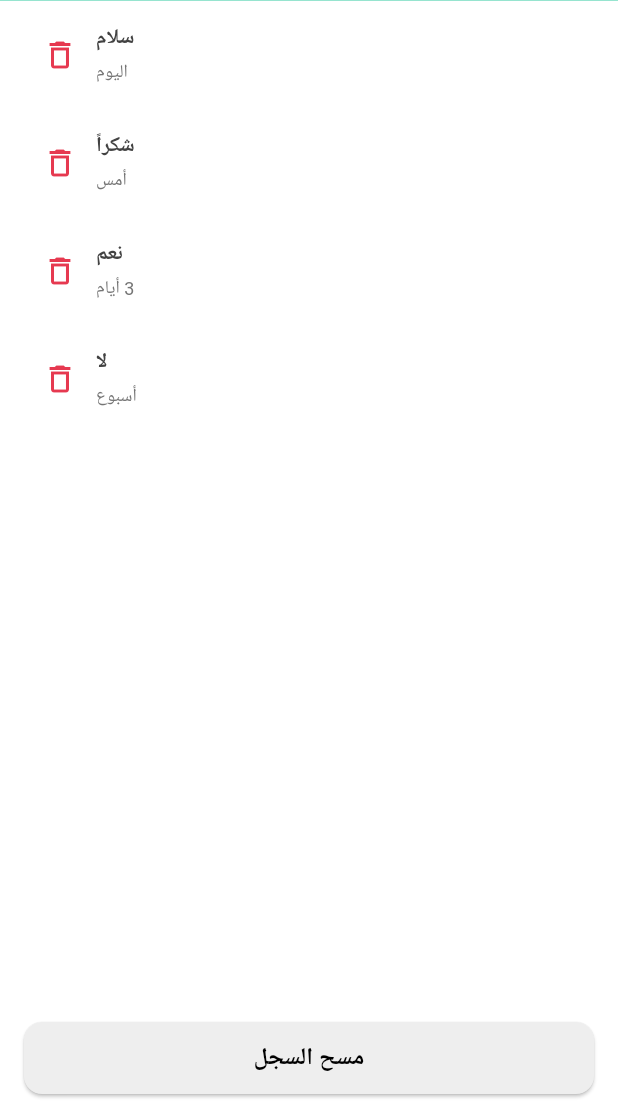
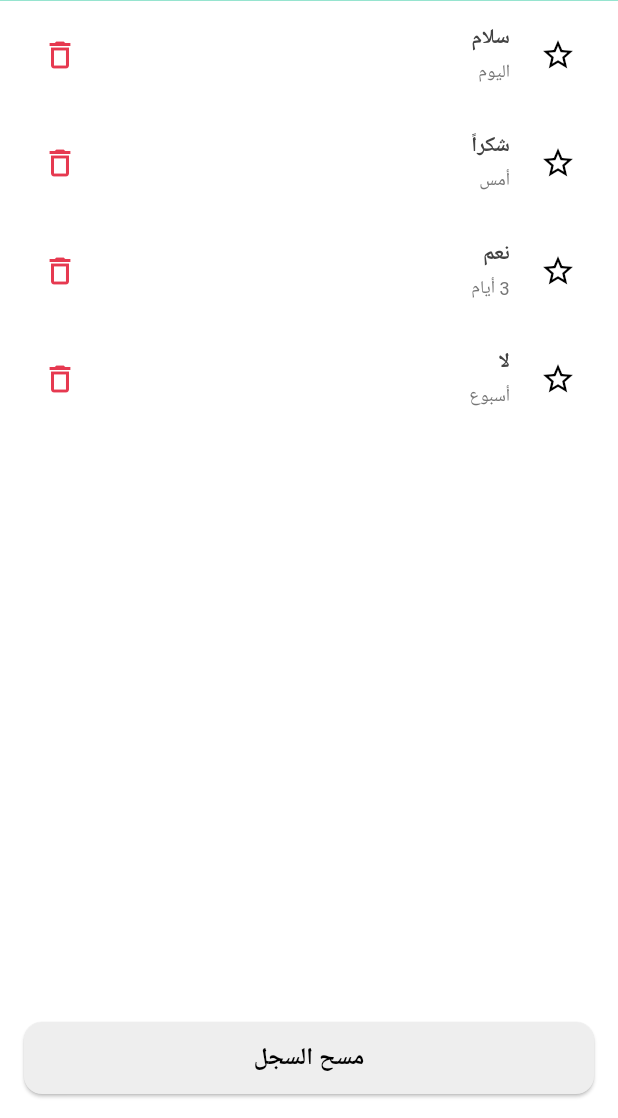
Before and after one commit to EyaHaddad/tsl-mobile-app, a Flutter app: the HistoryPage screen opened by its route, on a phone screen of 412 x 824 dp, the part 118-1236 px from its top. Run offline on Flutter 3.47's test engine with Material 3 defaults, Android fonts, the light colour scheme and no system bars; our stand-ins replace camera, flutter_svg, freezed_annotation, shared_preferences; accounts and stored records are empty.

Commit message:
feat: enhance history screen with favorite functionality and animated list

```diff
--- a/lib/features/history/screens/history_screen.dart
+++ b/lib/features/history/screens/history_screen.dart
@@ -7,7 +7,16 @@ class Record {
   final String date;
   final String audioText;
 
-  Record({required this.title, required this.date, required this.audioText});
+  final int createdIndex;
+  bool isFavorite;
+
+  Record({
+    required this.title,
+    required this.date,
+    required this.audioText,
+    required this.createdIndex,
+    this.isFavorite = false,
+  });
 }
 
 // Full-screen wrapper (keeps HistoryScreen reusable inside a drawer)
@@ -36,6 +45,25 @@ class HistoryScreen extends StatefulWidget {
 class _HistoryScreenState extends State<HistoryScreen> {
   late List<Record> records;
 
+  final GlobalKey<AnimatedListState> _listKey = GlobalKey<AnimatedListState>();
+  static const Duration _listAnimDuration = Duration(milliseconds: 220);
+
+  int _compareRecords(Record a, Record b) {
+    if (a.isFavorite != b.isFavorite) {
+      return a.isFavorite ? -1 : 1;
+    }
+    return a.createdIndex.compareTo(b.createdIndex);
+  }
+
+  int _insertionIndexFor(Record record, List<Record> list) {
+    for (int i = 0; i < list.length; i++) {
+      if (_compareRecords(record, list[i]) < 0) {
+        return i;
+      }
+    }
+    return list.length;
+  }
+
   @override
   void initState() {
     super.initState();
@@ -46,29 +74,104 @@ class _HistoryScreenState extends State<HistoryScreen> {
         date: 'اليوم',
         audioText:
             'هذا هو النص المكتشف من الإشارة الأولى. يمكن تحويله إلى صوت.',
+        createdIndex: 0,
       ),
       Record(
         title: 'شكراً',
         date: 'أمس',
         audioText: 'النص الثاني المتعلق بإشارة الشكر.',
+        createdIndex: 1,
       ),
       Record(
         title: 'نعم',
         date: '3 أيام',
         audioText: 'إشارة توضيحية للقبول والموافقة.',
+        createdIndex: 2,
       ),
       Record(
         title: 'لا',
         date: 'أسبوع',
         audioText: 'نص يعبر عن الرفض أو عدم الموافقة.',
+        createdIndex: 3,
       ),
     ];
+
+    records.sort(_compareRecords);
   }
 
-  void _deleteRecord(int index) {
+  Widget _favoriteIcon({required bool isFavorite}) {
+    if (!isFavorite) {
+      return const Icon(
+        Icons.star_border,
+        key: ValueKey('not-favorite'),
+        color: Colors.black,
+      );
+    }
+
+    return Stack(
+      key: const ValueKey('favorite'),
+      alignment: Alignment.center,
+      children: const [
+        Icon(Icons.star_border, color: Colors.black),
+        Icon(Icons.star, color: Colors.amber),
+      ],
+    );
+  }
+
+  void _toggleFavorite(Record record) {
+    final fromIndex = records.indexOf(record);
+    if (fromIndex < 0) return;
+
+    final listState = _listKey.currentState;
+    if (listState == null) {
+      setState(() {
+        record.isFavorite = !record.isFavorite;
+        records.sort(_compareRecords);
+      });
+      return;
+    }
+
+    setState(() {
+      record.isFavorite = !record.isFavorite;
+      records.removeAt(fromIndex);
+    });
+
+    listState.removeItem(
+      fromIndex,
+      (context, animation) => _buildAnimatedRecordItem(record, animation),
+      duration: _listAnimDuration,
+    );
+
+    final toIndex = _insertionIndexFor(record, records);
+
+    setState(() {
+      records.insert(toIndex, record);
+    });
+
+    listState.insertItem(toIndex, duration: _listAnimDuration);
+  }
+
+  void _deleteRecord(Record record) {
+    final index = records.indexOf(record);
+    if (index < 0) return;
+
+    final listState = _listKey.currentState;
+    if (listState == null) {
+      setState(() {
+        records.removeAt(index);
+      });
+      return;
+    }
+
     setState(() {
       records.removeAt(index);
     });
+
+    listState.removeItem(
+      index,
+      (context, animation) => _buildAnimatedRecordItem(record, animation),
+      duration: _listAnimDuration,
+    );
   }
 
   void _clearAllRecords() {
@@ -85,13 +188,114 @@ class _HistoryScreenState extends State<HistoryScreen> {
           TextButton(
             onPressed: () {
               Navigator.pop(context);
-              setState(() {
-                records.clear();
-              });
+              final listState = _listKey.currentState;
+              if (listState == null) {
+                setState(() {
+                  records.clear();
+                });
+                return;
+              }
+
+              for (int i = records.length - 1; i >= 0; i--) {
+                final removed = records.removeAt(i);
+                listState.removeItem(
+                  i,
+                  (context, animation) =>
+                      _buildAnimatedRecordItem(removed, animation),
+                  duration: _listAnimDuration,
+                );
+              }
+
+              setState(() {});
             },
             child: const Text('مسح الكل'),
           ),
         ],
+      ),
+    );
+  }
+
+  Widget _buildAnimatedRecordItem(Record record, Animation<double> animation) {
+    final curved = CurvedAnimation(parent: animation, curve: Curves.easeInOut);
+
+    return SizeTransition(
+      sizeFactor: curved,
+      child: FadeTransition(
+        opacity: curved,
+        child: InkWell(
+          key: ValueKey(record.createdIndex),
+          onTap: () {
+            Navigator.of(
+              context,
+            ).push(FadeSlidePageRoute(page: OldRecordScreen(record: record)));
+          },
+          child: Padding(
+            padding: const EdgeInsets.symmetric(horizontal: 16, vertical: 12),
+            child: Row(
+              textDirection: TextDirection.rtl,
+              children: [
+                IconButton(
+                  padding: EdgeInsets.zero,
+                  constraints: const BoxConstraints(
+                    minWidth: 40,
+                    minHeight: 40,
+                  ),
+                  onPressed: () => _toggleFavorite(record),
+                  icon: AnimatedSwitcher(
+                    duration: const Duration(milliseconds: 160),
+                    switchInCurve: Curves.easeOut,
+                    switchOutCurve: Curves.easeIn,
+                    transitionBuilder: (child, anim) {
+                      return FadeTransition(
+                        opacity: anim,
+                        child: ScaleTransition(scale: anim, child: child),
+                      );
+                    },
+                    child: _favoriteIcon(isFavorite: record.isFavorite),
+                  ),
+                ),
+                const SizedBox(width: 8),
+                Expanded(
+                  child: Directionality(
+                    textDirection: TextDirection.rtl,
+                    child: Column(
+                      mainAxisSize: MainAxisSize.min,
+                      crossAxisAlignment: CrossAxisAlignment.start,
+                      children: [
+                        Text(
+                          record.title,
+                          textDirection: TextDirection.rtl,
+                          textAlign: TextAlign.right,
+                          style: const TextStyle(
+                            fontWeight: FontWeight.bold,
+                            fontSize: 14,
+                          ),
+                        ),
+                        const SizedBox(height: 4),
+                        Text(
+                          record.date,
+                          textDirection: TextDirection.rtl,
+                          textAlign: TextAlign.right,
+                          style: TextStyle(
+                            fontSize: 12,
+                            color: Colors.grey.shade600,
+                          ),
+                        ),
+                      ],
+                    ),
+                  ),
+                ),
+                IconButton(
+                  icon: const Icon(
+                    Icons.delete_outline,
+                    color: Color(0xFFE63950),
+                  ),
+                  onPressed: () => _deleteRecord(record),
+                ),
+              ],
+            ),
+          ),
+        ),
       ),
     );
   }
@@ -160,62 +364,12 @@ class _HistoryScreenState extends State<HistoryScreen> {
                         style: TextStyle(color: Colors.grey.shade600),
                       ),
                     )
-                  : ListView.builder(
-                      itemCount: records.length,
-                      itemBuilder: (context, index) {
+                  : AnimatedList(
+                      key: _listKey,
+                      initialItemCount: records.length,
+                      itemBuilder: (context, index, animation) {
                         final record = records[index];
-                        return InkWell(
-                          onTap: () {
-                            Navigator.of(context).push(
-                              FadeSlidePageRoute(
-                                page: OldRecordScreen(record: record),
-                              ),
-                            );
-                          },
-                          child: Padding(
-                            padding: const EdgeInsets.symmetric(
-                              horizontal: 16,
-                              vertical: 12,
-                            ),
-                            child: Row(
-                              textDirection: TextDirection.rtl,
-                              mainAxisAlignment: MainAxisAlignment.spaceBetween,
-                              children: [
-                                Expanded(
-                                  child: Column(
-                                    crossAxisAlignment: CrossAxisAlignment.end,
-                                    children: [
-                                      Text(
-                                        record.title,
-                                        textDirection: TextDirection.rtl,
-                                        style: const TextStyle(
-                                          fontWeight: FontWeight.bold,
-                                          fontSize: 14,
-                                        ),
-                                      ),
-                                      SizedBox(height: 4),
-                                      Text(
-                                        record.date,
-                                        textDirection: TextDirection.rtl,
-                                        style: TextStyle(
-                                          fontSize: 12,
-                                          color: Colors.grey.shade600,
-                                        ),
-                                      ),
-                                    ],
-                                  ),
-                                ),
-                                IconButton(
-                                  icon: const Icon(
-                                    Icons.delete_outline,
-                                    color: Color(0xFFE63950),
-                                  ),
-                                  onPressed: () => _deleteRecord(index),
-                                ),
-                              ],
-                            ),
-                          ),
-                        );
+                        return _buildAnimatedRecordItem(record, animation);
                       },
                     ),
             ),
```
Also changed, not shown: pubspec.lock, 1 other file.
